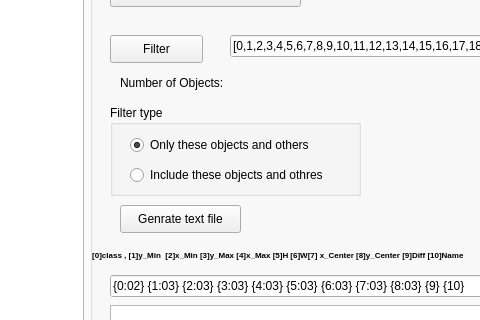
Before: the Qt Designer form main_ui.ui in Alibhji/Pascal_VOC_DataLoader, drawn with Qt 5; both pictures show x 500 to 980 and y 89 to 409 of the 1174 by 765 pixel window.
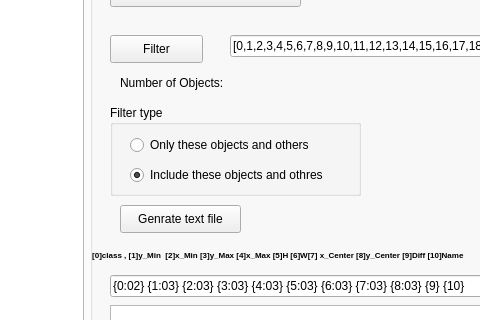
After: the same form once the commit is applied.

Commit message: The Pascal VOC object extractor is done!

Patch:
```diff
--- a/main_ui.ui
+++ b/main_ui.ui
@@ -142,7 +142,7 @@
              <string>Only these objects and others</string>
             </property>
             <property name="checked">
-             <bool>true</bool>
+             <bool>false</bool>
             </property>
            </widget>
            <widget class="QRadioButton" name="radio_btn_filter_include">
@@ -157,6 +157,9 @@
             <property name="text">
              <string>Include these objects and othres</string>
             </property>
+            <property name="checked">
+             <bool>true</bool>
+            </property>
            </widget>
           </widget>
           <widget class="QPushButton" name="btn_gen_text">
```
The commit also changes 1 other file.
